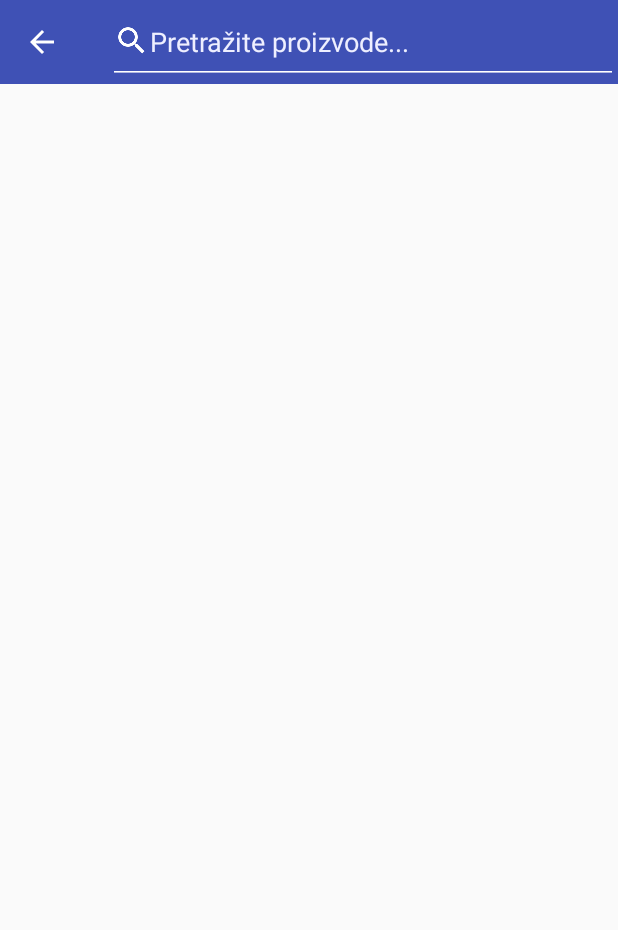
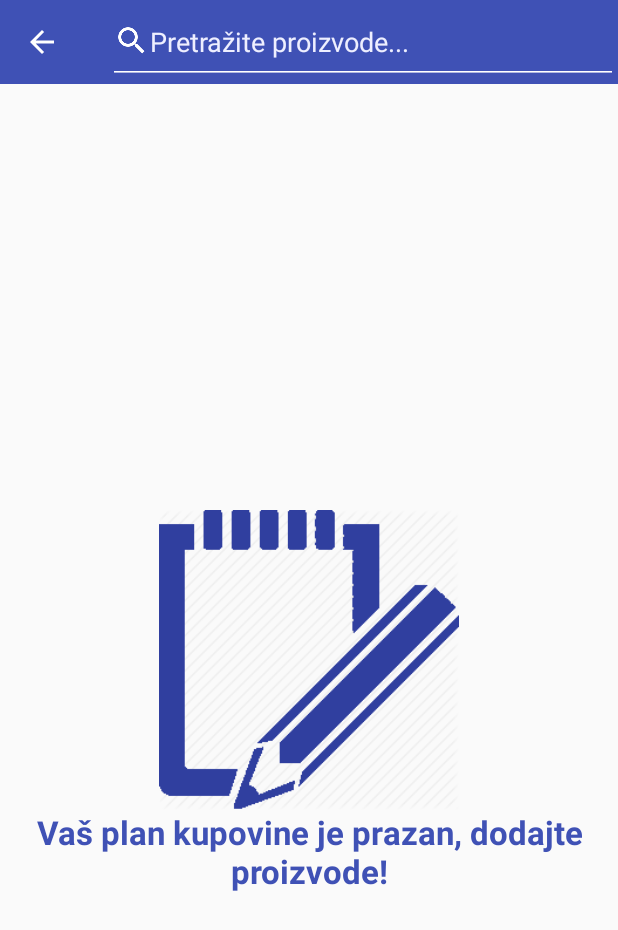
Before and after one commit to tinoba/foicore, an Android app: the SearchAndCreatePlanActivity screen opened directly, with no data from a screen before it, on a phone screen of 412 x 824 dp. Shown: the top 930 px of the screen. Run offline under Robolectric (Android 15) with nearby library versions, the phone set to English and light mode, and no system bars; our stand-ins replace ButterKnife, Dagger/Hilt's generated code, Picasso, Timber; libraries missing offline, so code that uses them is left out: com.joanzapata.iconify; pictures from the network do not load.

Commit message:
implement empty state, pay button, total payment in plan activity

```diff
--- a/app/src/main/java/eu/tinoba/androidarcitecturetemplate/ui/cart/CartActivity.java
+++ b/app/src/main/java/eu/tinoba/androidarcitecturetemplate/ui/cart/CartActivity.java
@@ -15,6 +15,7 @@ import android.support.v7.widget.LinearLayoutManager;
 import android.support.v7.widget.RecyclerView;
 import android.support.v7.widget.Toolbar;
 import android.view.View;
+import android.widget.Button;
 import android.widget.ImageView;
 import android.widget.TextView;
 
@@ -56,7 +57,7 @@ public class CartActivity extends BaseActivity implements CartView, EasyPermissi
     TextView totalPayment;
 
     @BindView(R.id.activity_cart_pay_button)
-    TextView payButton;
+    Button payButton;
 
     @BindView(R.id.activity_cart_empty_text)
     TextView emptyText;
--- a/app/src/main/java/eu/tinoba/androidarcitecturetemplate/ui/cart/CartListAdapter.java
+++ b/app/src/main/java/eu/tinoba/androidarcitecturetemplate/ui/cart/CartListAdapter.java
@@ -38,7 +38,7 @@ public final class CartListAdapter extends RecyclerView.Adapter<CartListAdapter.
 
     private Listener listener = Listener.EMPTY;
 
-    final List<Product> products = new ArrayList<>();
+    public final List<Product> products = new ArrayList<>();
 
     @Override
     public CartListAdapter.PlanViewHolder onCreateViewHolder(final ViewGroup parent, final int viewType) {
--- a/app/src/main/res/layout/activity_search_and_plan.xml
+++ b/app/src/main/res/layout/activity_search_and_plan.xml
@@ -38,9 +38,11 @@
             android:id="@+id/activity_search_and_plan_recycler_view"
             android:layout_width="match_parent"
             android:layout_height="match_parent"
+            android:layout_above="@+id/activity_search_total_payment"
             android:padding="12dp"
             android:scrollbarStyle="insideOverlay"
-            android:scrollbars="none"/>
+            android:scrollbars="none"
+            android:visibility="gone"/>
 
         <FrameLayout
             android:id="@+id/content"
@@ -48,6 +50,51 @@
             android:layout_height="match_parent"
             tools:background="@color/colorPrimary"
             tools:layout="@layout/fragment_search_results"/>
+
+        <ImageView
+            android:id="@+id/activity_search_and_plan_empty_image"
+            android:layout_width="200dp"
+            android:layout_height="200dp"
+            android:layout_centerHorizontal="true"
+            android:layout_centerVertical="true"
+            android:src="@drawable/create_plan_blue"/>
+
+        <TextView
+            android:id="@+id/activity_search_and_plan_empty_text"
+            android:layout_width="wrap_content"
+            android:layout_height="wrap_content"
+            android:layout_below="@+id/activity_search_and_plan_empty_image"
+            android:layout_centerHorizontal="true"
+            android:text="@string/activity_search_plan_empty_text"
+            android:textAlignment="center"
+            android:textColor="@color/colorPrimary"
+            android:textSize="22sp"
+            android:textStyle="bold"/>
+
+        <TextView
+            android:id="@+id/activity_search_total_payment"
+            android:layout_width="wrap_content"
+            android:layout_height="wrap_content"
+            android:layout_above="@+id/activity_search_and_plan_save_plan"
+            android:layout_alignParentEnd="true"
+            android:layout_marginBottom="20dp"
+            android:layout_marginEnd="6dp"
+            android:textColor="#494949"
+            android:textSize="21sp"
+            android:textStyle="bold"
+            android:visibility="gone"
+            tools:text="Ukupno: 100 kn "/>
+
+        <Button
+            android:id="@+id/activity_search_and_plan_save_plan"
+            android:layout_width="match_parent"
+            android:layout_height="wrap_content"
+            android:layout_alignParentBottom="true"
+            android:background="@color/colorPrimaryDark"
+            android:text="@string/activity_search_plan_save_plan"
+            android:textColor="@color/white"
+            android:visibility="gone"/>
+
     </RelativeLayout>
 
 </LinearLayout>
--- a/app/src/main/res/values/strings.xml
+++ b/app/src/main/res/values/strings.xml
@@ -19,5 +19,7 @@
     <string name="connecting_with_bluetooth">Connecting with bluetooth!</string>
     <string name="activity_cart_pay_button">Izvrši plaćanje</string>
     <string name="activity_cart_empty_text">Vaša košarica je prazna, dodajte proizvode!</string>
+    <string name="activity_search_plan_empty_text">Vaš plan kupovine je prazan, dodajte proizvode!</string>
+    <string name="activity_search_plan_save_plan">Spremi plan</string>
 
 </resources>
```
Also changed, not shown: app/src/main/java/eu/tinoba/androidarcitecturetemplate/ui/search/SearchAndCreatePlanActivity.java (+75 -3 lines), app/src/main/res/drawable-xxhdpi/create_plan_blue.png (added).
